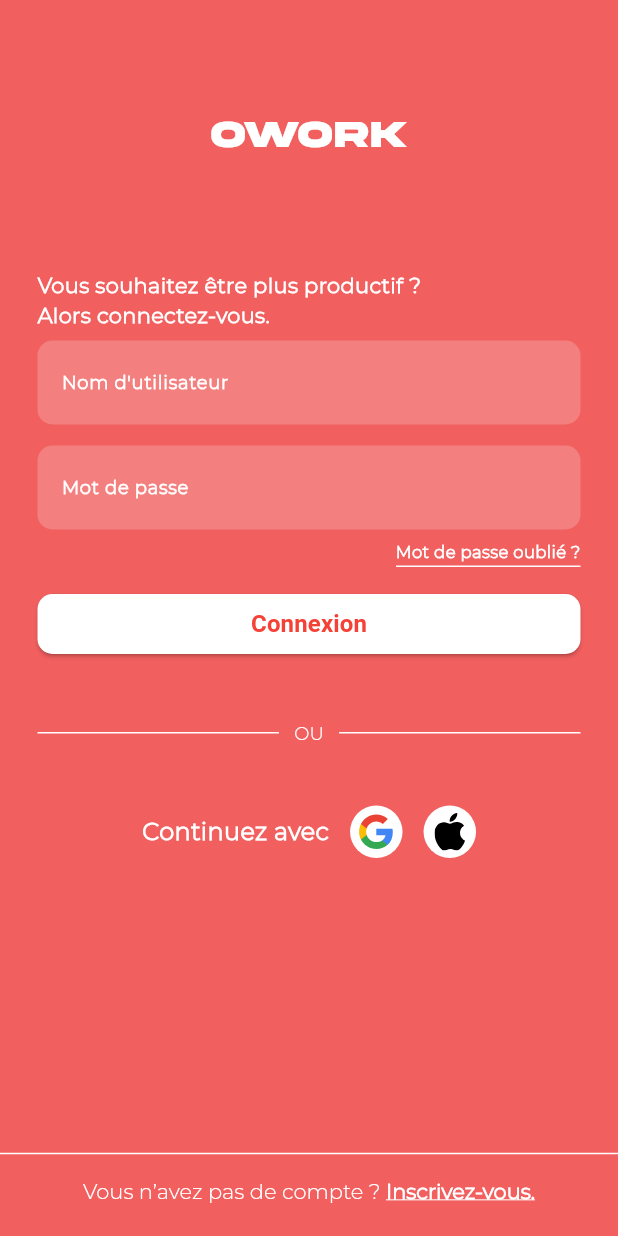
After one commit to odilonv/Owork, a Flutter app: the screen it shows after launch, after a tap on "ADAPTE TON PROGRAMME", on a phone screen of 412 x 824 dp. The commit adds this screen. Run offline on Flutter 3.47's test engine with Material 3 defaults, Android fonts, the phone set to English and light mode, and no system bars; our stand-ins replace auto_route, cloud_firestore, equatable, firebase_core, floor, flutter_hooks and 2 more; accounts and stored records are empty.

Commit message:
Add new file and delete old files, update dependencies, and modify UI, add Connect view

```diff
--- a/lib/src/config/router/app_router.dart
+++ b/lib/src/config/router/app_router.dart
@@ -4,6 +4,7 @@ import 'package:flutter/foundation.dart';
 import '../../presentation/views/home_view.dart';
 import '../../presentation/views/work_view.dart';
 import '../../presentation/views/pomodoro_view.dart';
+import '../../presentation/views/connect_view.dart';
 
 part 'app_router.gr.dart';
 
@@ -14,6 +15,10 @@ class AppRouter extends _$AppRouter {
         AutoRoute(page: HomeRoute.page, initial: true),
         AutoRoute(page: WorkRoute.page),
         AutoRoute(page: PomodoroRoute.page),
+        CustomRoute(
+          page: ConnectRoute.page,
+          transitionsBuilder: TransitionsBuilders.slideBottom,
+        ),
       ];
 }
 
--- a/lib/src/config/themes/app_theme.dart
+++ b/lib/src/config/themes/app_theme.dart
@@ -10,6 +10,8 @@ abstract class AppTheme {
         textTheme: const TextTheme(
           titleLarge:
               TextStyle(fontFamily: 'Akira', color: Colors.white, fontSize: 40),
+          titleMedium:
+              TextStyle(fontFamily: 'Akira', color: Colors.white, fontSize: 25),
           titleSmall:
               TextStyle(fontFamily: 'Akira', color: Colors.white, fontSize: 15),
           bodyLarge: TextStyle(fontFamily: 'Montserrat', color: Colors.white),
--- /dev/null
+++ b/lib/src/presentation/views/connect_view.dart
@@ -0,0 +1,218 @@
+// ignore_for_file: prefer_const_constructors, prefer_const_literals_to_create_immutables, sort_child_properties_last
+
+import 'package:auto_route/auto_route.dart';
+import 'package:flutter/cupertino.dart';
+import 'package:flutter/material.dart';
+import 'package:flutter/widgets.dart';
+import 'package:flutter_hooks/flutter_hooks.dart';
+import 'package:flutter_svg/flutter_svg.dart';
+import 'package:project/src/presentation/widgets/textfield_widget.dart';
+import 'package:project/src/utils/constants/nums.dart';
+
+import '../../utils/constants/strings.dart';
+import '../../utils/text_utils.dart';
+
+@RoutePage()
+class ConnectView extends HookWidget {
+  const ConnectView({Key? key}) : super(key: key);
+
+  @override
+  Widget build(BuildContext context) {
+    return Scaffold(
+      resizeToAvoidBottomInset: false,
+      appBar: AppBar(
+        automaticallyImplyLeading: false,
+        backgroundColor: Colors.transparent,
+        toolbarHeight: 180.0,
+        title: Center(
+          child: Text(appTitle, style: Theme.of(context).textTheme.titleMedium),
+        ),
+      ),
+      body: Column(
+        children: <Widget>[
+          Padding(
+            padding: const EdgeInsets.symmetric(horizontal: 25.0),
+            child: Column(
+              crossAxisAlignment: CrossAxisAlignment.center,
+              children: <Widget>[
+                Align(
+                  alignment: Alignment.centerLeft,
+                  child: Text(
+                    'Vous souhaitez être plus productif ?\nAlors connectez-vous.',
+                    style: const TextStyle(
+                        color: Colors.white,
+                        fontSize: 14.0,
+                        fontWeight: FontWeight.bold,
+                        fontFamily: 'Montserrat'),
+                  ),
+                ),
+                TextfieldWidget(title: capitalize(username)),
+                TextfieldWidget(title: capitalize(password)),
+                GestureDetector(
+                  onTap: () {
+                    // TO DO
+                  },
+                  child: Align(
+                    alignment: Alignment.centerRight,
+                    child: Column(
+                      crossAxisAlignment: CrossAxisAlignment.end,
+                      children: [
+                        Text(
+                          'Mot de passe oublié ?',
+                          style: const TextStyle(
+                              color: Colors.white,
+                              fontSize: 11.0,
+                              fontWeight: FontWeight.bold,
+                              fontFamily: 'Montserrat'),
+                        ),
+                        Container(
+                          margin: const EdgeInsets.only(top: 1.0),
+                          height: 1.0,
+                          width: 123,
+                          color: Colors.white,
+                        ),
+                      ],
+                    ),
+                  ),
+                ),
+                SizedBox(height: largeSpace),
+                Container(
+                  width: double.infinity,
+                  child: ElevatedButton(
+                    onPressed: () {
+                      // TO DO
+                    },
+                    child: Text(
+                      'Connexion',
+                      style: TextStyle(
+                        color: Colors.red,
+                        fontWeight: FontWeight.bold,
+                        fontSize: 16.0,
+                      ),
+                    ),
+                    style: ButtonStyle(
+                      backgroundColor:
+                          MaterialStateProperty.all<Color>(Colors.white),
+                      overlayColor: MaterialStateProperty.resolveWith<Color>(
+                        (Set<MaterialState> states) {
+                          if (states.contains(MaterialState.pressed)) {
+                            return Colors.red.withOpacity(0.1);
+                          }
+                          return Colors.transparent;
+                        },
+                      ),
+                      shape: MaterialStateProperty.all<OutlinedBorder>(
+                        RoundedRectangleBorder(
+                          borderRadius: BorderRadius.circular(10.0),
+                        ),
+                      ),
+                    ),
+                  ),
+                ),
+                Padding(
+                  padding: EdgeInsets.symmetric(vertical: 40),
+                  child: Row(
+                    children: <Widget>[
+                      Expanded(
+                        child: Divider(
+                          color: Colors.white,
+                        ),
+                      ),
+                      Padding(
+                        padding: EdgeInsets.symmetric(horizontal: 10),
+                        child: Text(
+                          "OU",
+                          style: TextStyle(
+                              color: Colors.white,
+                              fontFamily: 'Montserrat',
+                              fontSize: 12.0),
+                        ),
+                      ),
+                      Expanded(
+                        child: Divider(
+                          color: Colors.white,
+                        ),
+                      ),
+                    ],
+                  ),
+                ),
+                Row(
+                  mainAxisAlignment: MainAxisAlignment.center,
+                  children: <Widget>[
+                    Text(
+                      "Continuez avec",
+                      style: TextStyle(
+                        color: Colors.white,
+                        fontFamily: 'Montserrat',
+                        fontWeight: FontWeight.bold,
+                        fontSize: 16.0,
+                      ),
+                    ),
+                    SizedBox(width: largeSpace),
+                    Container(
+                      width: 35,
+                      height: 35,
+                      decoration: BoxDecoration(
+                        color: Colors.white,
+                        shape: BoxShape.circle,
+                      ),
+                      child: Padding(
+                        padding: const EdgeInsets.all(5.0),
+                        child: SvgPicture.asset(
+                          'assets/google_logo.svg',
+                          width: 25,
+                          height: 25,
+                        ),
+                      ),
+                    ),
+                    SizedBox(width: largeSpace),
+                    Container(
+                      width: 35,
+                      height: 35,
+                      decoration: BoxDecoration(
+                        color: Colors.white,
+                        shape: BoxShape.circle,
+                      ),
+                      child: Padding(
+                        padding: const EdgeInsets.all(5.0),
+                        child: SvgPicture.asset(
+                          'assets/apple_logo.svg',
+                          width: 25,
+                          height: 25,
+                        ),
+                      ),
+                    ),
+                  ],
+                ),
+              ],
+            ),
+          ),
+          Spacer(),
+          Divider(color: Colors.white),
+          Padding(
+            padding: const EdgeInsets.symmetric(vertical: 8.0),
+            child: RichText(
+              text: TextSpan(
+                children: <TextSpan>[
+                  TextSpan(
+                    text: 'Vous n’avez pas de compte ? ',
+                    style: TextStyle(fontSize: 14.0, fontFamily: 'Montserrat'),
+                  ),
+                  TextSpan(
+                    text: 'Inscrivez-vous.',
+                    style: TextStyle(
+                        fontWeight: FontWeight.bold,
+                        decoration: TextDecoration.underline,
+                        fontSize: 14.0,
+                        fontFamily: 'Montserrat'),
+                  ),
+                ],
+              ),
+            ),
+          ),
+          SizedBox(height: largeSpace),
+        ],
+      ),
+    );
+  }
+}
--- a/lib/src/presentation/views/home_view.dart
+++ b/lib/src/presentation/views/home_view.dart
@@ -75,7 +75,10 @@ class HomeView extends HookWidget {
               )),
             ),
             Spacer(),
-            SwipeUpWidget(swipeUpText: adaptYourProgram.toUpperCase()),
+            SwipeUpWidget(
+              swipeUpText: adaptYourProgram.toUpperCase(),
+              onSwipe: () => appRouter.push(ConnectRoute()),
+            ),
             SizedBox(height: topAndBottomMargin),
           ],
         ),
--- a/lib/src/presentation/views/work_view.dart
+++ b/lib/src/presentation/views/work_view.dart
@@ -4,7 +4,6 @@ import 'package:auto_route/auto_route.dart';
 import 'package:flutter/material.dart';
 import 'package:flutter_hooks/flutter_hooks.dart';
 import 'package:project/src/presentation/widgets/bottom_button_widget.dart';
-import 'package:project/src/presentation/widgets/pomodoro_rectangle_widget.dart';
 import 'package:project/src/presentation/widgets/timer_widget.dart';
 import 'package:project/src/utils/constants/nums.dart';
 import '../../utils/constants/strings.dart';
--- a/lib/src/presentation/widgets/swipe_up_widget .dart
+++ b/lib/src/presentation/widgets/swipe_up_widget .dart
@@ -2,12 +2,28 @@ import 'package:flutter/material.dart';
 
 class SwipeUpWidget extends StatelessWidget {
   final String swipeUpText;
+  final VoidCallback onSwipe;
 
-  const SwipeUpWidget({Key? key, required this.swipeUpText}) : super(key: key);
+  const SwipeUpWidget(
+      {Key? key, required this.swipeUpText, required this.onSwipe})
+      : super(key: key);
 
   @override
   Widget build(BuildContext context) {
-    return Column(
+    return Container(
+      width: double.infinity,
+      child: GestureDetector(
+        onTap: () {
+          onSwipe();
+        },
+        onVerticalDragEnd: (DragEndDetails details) {
+          if (details.primaryVelocity! < 0) {
+            onSwipe();
+          }
+        },
+        child: Container(
+          width: double.infinity,
+          child: Column(
             children: <Widget>[
               Text(
                 swipeUpText,
@@ -22,6 +38,9 @@ class SwipeUpWidget extends StatelessWidget {
                 size: 30.0,
               ),
             ],
+          ),
+        ),
+      ),
     );
   }
 }
--- /dev/null
+++ b/lib/src/presentation/widgets/textfield_widget.dart
@@ -0,0 +1,60 @@
+// ignore_for_file: prefer_const_constructors
+
+import 'package:flutter/material.dart';
+
+import '../../utils/constants/nums.dart';
+
+class TextfieldWidget extends StatefulWidget {
+  final String? title;
+
+  const TextfieldWidget({Key? key, this.title}) : super(key: key);
+
+  @override
+  _TextfieldWidgetState createState() => _TextfieldWidgetState();
+}
+
+class _TextfieldWidgetState extends State<TextfieldWidget> {
+  final FocusNode _focusNode = FocusNode();
+  bool _hasFocus = false;
+
+  @override
+  void initState() {
+    super.initState();
+    _focusNode.addListener(() {
+      setState(() {
+        _hasFocus = _focusNode.hasFocus;
+      });
+    });
+  }
+
+  @override
+  Widget build(BuildContext context) {
+    return Container(
+      padding: const EdgeInsets.symmetric(vertical: 7.0),
+      height: 70,
+      child: TextField(
+        focusNode: _focusNode,
+        decoration: InputDecoration(
+          labelText: widget.title,
+          labelStyle: TextStyle(
+              color: Colors.white,
+              fontSize: 12.0,
+              fontFamily: 'Montserrat',
+              fontWeight: FontWeight.bold),
+          enabledBorder: OutlineInputBorder(
+            borderRadius: BorderRadius.circular(10.0),
+            borderSide: BorderSide(color: Colors.transparent),
+          ),
+          focusedBorder: OutlineInputBorder(
+            borderRadius: BorderRadius.circular(10.0),
+            borderSide: BorderSide(color: Colors.transparent),
+          ),
+          fillColor: _hasFocus
+              ? Colors.white.withOpacity(0.1)
+              : Colors.white.withOpacity(0.2),
+          filled: true,
+        ),
+      ),
+    );
+  }
+}
--- a/lib/src/utils/constants/strings.dart
+++ b/lib/src/utils/constants/strings.dart
@@ -26,6 +26,9 @@ const String work = 'travail';
 const String pause = 'pause';
 const String resume = 'reprendre';
 
+const String username = "nom d'utilisateur";
+const String password = "mot de passe";
+
 // Networking and APIs
 const String baseUrl = '';
 const String defaultApiKey = '';
--- /dev/null
+++ b/lib/src/utils/text_utils.dart
@@ -0,0 +1,6 @@
+String capitalize(String s) {
+  if (s.isEmpty) {
+    return s;
+  }
+  return s.replaceRange(0, 1, s[0].toUpperCase());
+}
```
Also changed, not shown: pubspec.yaml (+5 -3 lines), assets/apple_logo.svg (added), assets/google_logo.svg (added), assets/icons/toggle_off.svg (deleted), assets/icons/toggle_on.svg (deleted), lib/src/config/router/app_router.gr.dart, pubspec.lock. Lines whose indentation alone changed are shown as unchanged.
